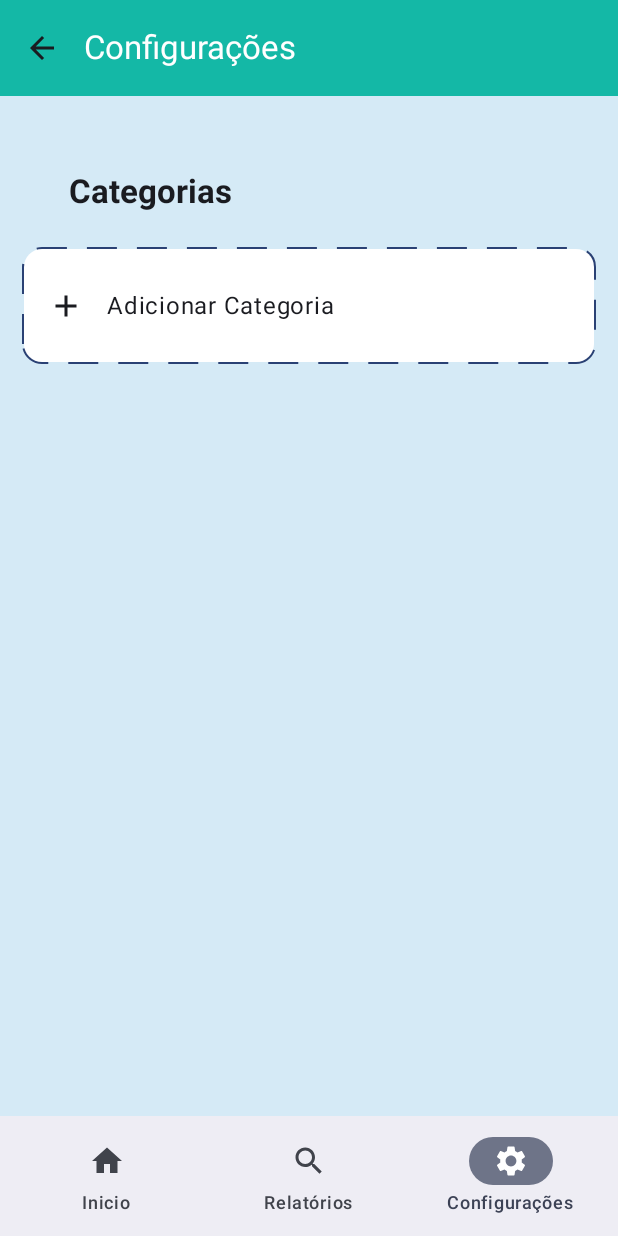
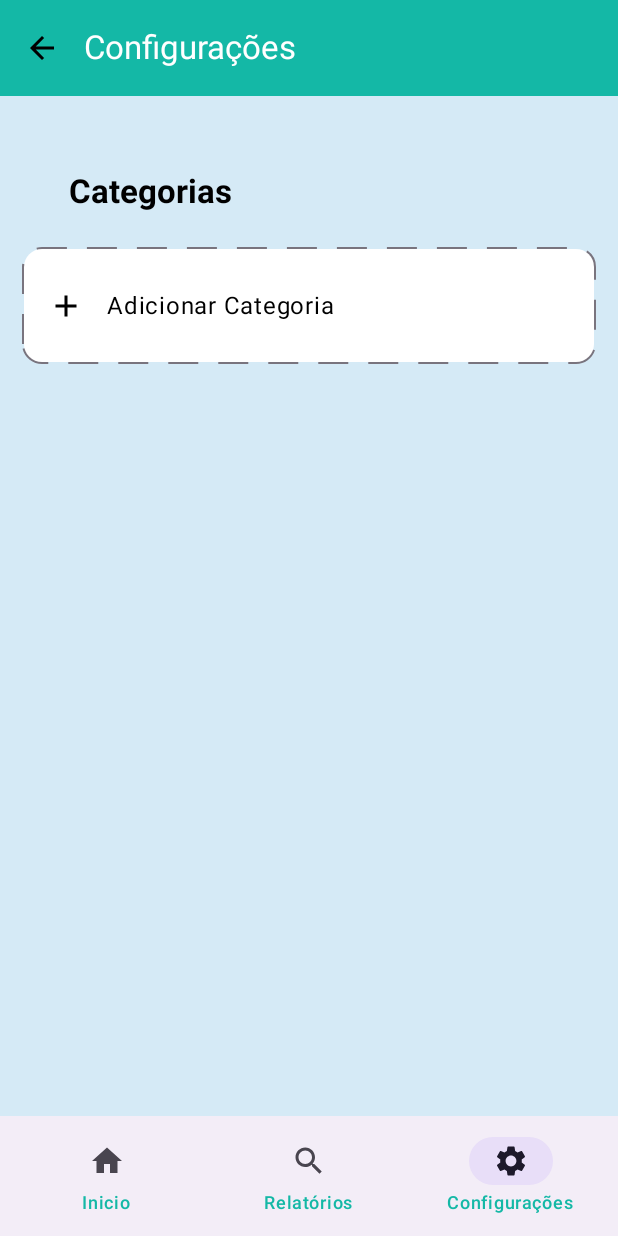
Before and after one commit to LeonardoLopes34/PDS-ulbra, an Android app built with Jetpack Compose: the screen it shows after launch (MainActivity), item 3 of the bottom bar chosen, on a phone screen of 412 x 824 dp. Run offline under Robolectric (Android 15) with nearby library versions, the phone set to English and light mode, and no system bars; our stand-ins replace Room's generated code.

Commit message:
melhorias ui
melhorias ui

```diff
--- a/app/app/src/main/java/com/example/controlegasto/presentation/components/PieChart.kt
+++ b/app/app/src/main/java/com/example/controlegasto/presentation/components/PieChart.kt
@@ -34,7 +34,6 @@ fun PieChart(
     modifier: Modifier = Modifier
 ) {
     if (data.isEmpty()) {
-
         return
     }
 
@@ -49,7 +48,7 @@ fun PieChart(
             y = (size.height - diameter) / 2f
         )
 
-        val strokeWidth = diameter * 0.2f
+        val strokeWidth = diameter * 0.15f
 
         var startAngle = -90f
         data.forEachIndexed { index, slice ->
@@ -89,6 +88,7 @@ fun ChartLegend(
                         .size(14.dp)
                         .clip(CircleShape)
                         .background(item.color)
+                        .padding(start = 8.dp)
                 )
                 Spacer(modifier = Modifier.width(8.dp))
                 val legendText = "${item.categoryName} (${String.format(Locale.getDefault(), "%.1f", item.percentage)}%) ${currencyFormatter.format(item.totalValue)}"
--- a/app/app/src/main/java/com/example/controlegasto/presentation/configuration/ConfigurationScreen.kt
+++ b/app/app/src/main/java/com/example/controlegasto/presentation/configuration/ConfigurationScreen.kt
@@ -57,9 +57,7 @@ fun ConfigurationScreen(
 ) {
     val uiState by viewModel.uiState.collectAsState()
     val categories by viewModel.categoryList.collectAsState()
-
-
-    val borderColor = MaterialTheme.colorScheme.surfaceTint
+    val borderColor = MaterialTheme.colorScheme.outline
 
     if(uiState.isAddCategoryDialogVisible) {
         CategoryAddDialog(
@@ -82,13 +80,13 @@ fun ConfigurationScreen(
     }
 
     Scaffold(
-        containerColor = LightBlue2,
+        containerColor = MaterialTheme.colorScheme.background,
         modifier = Modifier,
         topBar = {
             TopAppBar(
                 colors = TopAppBarDefaults.topAppBarColors(
-                    containerColor = TopBar,
-                    titleContentColor = MaterialTheme.colorScheme.onPrimaryContainer
+                    containerColor = MaterialTheme.colorScheme.primary,
+                    titleContentColor = MaterialTheme.colorScheme.onPrimary
                 ),
                 title = {Text("Configurações")},
                 navigationIcon = {
@@ -148,10 +146,12 @@ fun ConfigurationScreen(
                     ) {
                         Icon(
                             imageVector = Icons.Default.Add,
-                            contentDescription = "Icone para adicionar Categoria"
+                            contentDescription = "Icone para adicionar Categoria",
+                            tint = MaterialTheme.colorScheme.onSurface
                         )
                         Text(
-                            "Adicionar Categoria"
+                            "Adicionar Categoria",
+                            color = MaterialTheme.colorScheme.onSurface
                         )
                     }
                 }
--- a/app/app/src/main/java/com/example/controlegasto/presentation/home/HomeScreen.kt
+++ b/app/app/src/main/java/com/example/controlegasto/presentation/home/HomeScreen.kt
@@ -13,6 +13,8 @@ import androidx.compose.foundation.layout.Column
 import androidx.compose.foundation.layout.PaddingValues
 import androidx.compose.foundation.layout.Row
 import androidx.compose.foundation.layout.Spacer
+import androidx.compose.foundation.layout.aspectRatio
+import androidx.compose.foundation.layout.fillMaxHeight
 import androidx.compose.foundation.layout.fillMaxSize
 import androidx.compose.foundation.layout.fillMaxWidth
 import androidx.compose.foundation.layout.height
@@ -94,13 +96,13 @@ fun HomeScreen(
     }
 
     Scaffold(
-        containerColor = LightBlue2,
+        containerColor = MaterialTheme.colorScheme.background,
         modifier = modifier,
         topBar = {
             CenterAlignedTopAppBar(
                 colors = TopAppBarDefaults.topAppBarColors(
-                    containerColor = TopBar,
-                    titleContentColor = MaterialTheme.colorScheme.onPrimaryContainer
+                    containerColor = MaterialTheme.colorScheme.primary,
+                    titleContentColor = MaterialTheme.colorScheme.onPrimary
                 ),
                 title = { Text("Meu Bolso") }
             )
@@ -108,7 +110,8 @@ fun HomeScreen(
         floatingActionButton = {
             FloatingActionButton(
                 onClick = viewModel::onAddExpanseClicked,
-                containerColor = ButtonColor,
+                containerColor = MaterialTheme.colorScheme.primary,
+                contentColor = MaterialTheme.colorScheme.onPrimary,
                 modifier = Modifier.size(80.dp),
             ) {
                 Icon(
@@ -127,23 +130,27 @@ fun HomeScreen(
             ) {
                 Spacer(modifier = Modifier.height(24.dp))
 
+                // ring graph
                 Row(
                     modifier = Modifier
                         .fillMaxWidth()
                         .height(200.dp)
                         .padding(horizontal = 16.dp),
-                    verticalAlignment = Alignment.CenterVertically
+                    verticalAlignment = Alignment.CenterVertically,
+                    horizontalArrangement = Arrangement.SpaceBetween
                 ) {
                     Box(
-                        modifier = Modifier.weight(0.6f),
+                        modifier = Modifier
+                            .fillMaxHeight()
+                            .aspectRatio(1f),
                         contentAlignment = Alignment.Center
                     ) {
                         PieChart(
                             data = pieChartDataForToday,
-                            modifier = Modifier.fillMaxSize()
+                            modifier = Modifier.fillMaxSize().padding(start = 10.dp)
                         )
                         Column(horizontalAlignment = Alignment.CenterHorizontally) {
-                            Text("Total", style = MaterialTheme.typography.bodySmall)
+                            Text("Total")
                             Text(
                                 text = totalAmountForToday,
                                 style = MaterialTheme.typography.titleMedium,
@@ -154,7 +161,7 @@ fun HomeScreen(
                     Spacer(modifier = Modifier.width(16.dp))
                     ChartLegend(
                         data = pieChartDataForToday,
-                        modifier = Modifier.weight(0.4f)
+                        modifier = Modifier.padding(start = 16.dp)
                     )
                 }
                 Text(
--- a/app/app/src/main/java/com/example/controlegasto/presentation/navigation/MainApp.kt
+++ b/app/app/src/main/java/com/example/controlegasto/presentation/navigation/MainApp.kt
@@ -7,6 +7,7 @@ import androidx.compose.material.icons.filled.Search
 import androidx.compose.material.icons.filled.Settings
 import androidx.compose.material3.BottomAppBar
 import androidx.compose.material3.Icon
+import androidx.compose.material3.MaterialTheme
 import androidx.compose.material3.NavigationBarItem
 import androidx.compose.material3.Scaffold
 import androidx.compose.material3.Text
@@ -56,7 +57,7 @@ fun MainApp() {
                             }
                         },
                         icon = { Icon(imageVector = item.second, contentDescription = item.first) },
-                        label = { Text(text = item.first) }
+                        label = { Text(text = item.first, color = MaterialTheme.colorScheme.primary) }
                     )
                 }
             }
--- a/app/app/src/main/java/com/example/controlegasto/presentation/reports/ReportScreen.kt
+++ b/app/app/src/main/java/com/example/controlegasto/presentation/reports/ReportScreen.kt
@@ -13,6 +13,8 @@ import androidx.compose.foundation.layout.Column
 import androidx.compose.foundation.layout.PaddingValues
 import androidx.compose.foundation.layout.Row
 import androidx.compose.foundation.layout.Spacer
+import androidx.compose.foundation.layout.aspectRatio
+import androidx.compose.foundation.layout.fillMaxHeight
 import androidx.compose.foundation.layout.fillMaxSize
 import androidx.compose.foundation.layout.fillMaxWidth
 import androidx.compose.foundation.layout.height
@@ -122,13 +124,13 @@ fun ReportScreen(
 
 
     Scaffold(
-        containerColor = LightBlue2,
+        containerColor = MaterialTheme.colorScheme.background,
         modifier = Modifier,
         topBar = {
             TopAppBar(
                 colors = TopAppBarDefaults.topAppBarColors(
-                    containerColor = TopBar,
-                    titleContentColor = MaterialTheme.colorScheme.onPrimaryContainer
+                    containerColor = MaterialTheme.colorScheme.primary,
+                    titleContentColor = MaterialTheme.colorScheme.onPrimary
                 ),
                 title = { Text("Relatórios") },
                 navigationIcon = {
@@ -143,8 +145,8 @@ fun ReportScreen(
         },
         floatingActionButton = {
             FloatingActionButton(
-                containerColor = ButtonColor,
-
+                containerColor = MaterialTheme.colorScheme.primary,
+                contentColor = MaterialTheme.colorScheme.onPrimary,
                 onClick = viewModel::onOpenAIPrompt,
                 modifier = Modifier.size(80.dp),
             ) {
@@ -163,21 +165,25 @@ fun ReportScreen(
                 verticalArrangement = Arrangement.spacedBy(23.dp)
             ) {
                 Spacer(modifier = Modifier.height(24.dp))
+
+                // ring graph
                 Row(
                     modifier = Modifier
                         .fillMaxWidth()
                         .height(200.dp)
                         .padding(horizontal = 16.dp),
-                    verticalAlignment = Alignment.CenterVertically
+                    verticalAlignment = Alignment.CenterVertically,
+                    horizontalArrangement = Arrangement.SpaceBetween
                 ) {
                     Box(
-                        modifier = Modifier.weight(0.6f),
+                        modifier = Modifier
+                            .fillMaxHeight()
+                            .aspectRatio(1f),
                         contentAlignment = Alignment.Center
                     ) {
-
                         PieChart(
                             data = pieChartData,
-                            modifier = Modifier.fillMaxSize()
+                            modifier = Modifier.fillMaxSize().padding(start = 10.dp)
                         )
                         Column(horizontalAlignment = Alignment.CenterHorizontally) {
                             Text("Total")
@@ -198,11 +204,10 @@ fun ReportScreen(
                             }
                         }
                     }
-
                     Spacer(modifier = Modifier.width(16.dp))
                     ChartLegend(
                         data = pieChartData,
-                        modifier = Modifier.weight(0.4f)
+                        modifier = Modifier.padding(start = 16.dp)
                     )
                 }
                 Spacer(modifier = Modifier.height(1.dp))
--- a/app/app/src/main/java/com/example/controlegasto/presentation/theme/Color.kt
+++ b/app/app/src/main/java/com/example/controlegasto/presentation/theme/Color.kt
@@ -12,4 +12,3 @@ val Pink40 = Color(0xFF7D5260)
 val TopBar = Color(0xFF14B8A6)
 val LightBlue2 = Color(0xFFD5EAF6)
 val TextColorTotal = Color(0xFF2B1EE4)
-val ButtonColor = Color(0xFF0F766E)
--- a/app/app/src/main/java/com/example/controlegasto/presentation/theme/Theme.kt
+++ b/app/app/src/main/java/com/example/controlegasto/presentation/theme/Theme.kt
@@ -8,34 +8,38 @@ import androidx.compose.material3.dynamicDarkColorScheme
 import androidx.compose.material3.dynamicLightColorScheme
 import androidx.compose.material3.lightColorScheme
 import androidx.compose.runtime.Composable
+import androidx.compose.ui.graphics.Color
 import androidx.compose.ui.platform.LocalContext
 
+val TopBarColor = Color(0xFF14B8A6)
+val BackgroundLight = Color(0xFFD5EAF6)
+val ButtonColor = Color(0xFF0F766E)
+
+val DarkPrimary = Color(0xFF5EEAD4)
+val DarkBackground = Color(0xA8000000)
+
 private val DarkColorScheme = darkColorScheme(
-    primary = Purple80,
-    secondary = PurpleGrey80,
-    tertiary = Pink80
+    primary = DarkPrimary,
+    background = DarkBackground,
+    surface = DarkBackground,
+    onPrimary = Color.Black,
+    onBackground = Color(0xFFE2E8F0),
+    onSurface = Color.Black
 )
 
+// Paleta de Cores para o MODO CLARO
 private val LightColorScheme = lightColorScheme(
-    primary = Purple40,
-    secondary = PurpleGrey40,
-    tertiary = Pink40
-
-    /* Other default colors to override
-    background = Color(0xFFFFFBFE),
-    surface = Color(0xFFFFFBFE),
+    primary = TopBarColor,
+    background = BackgroundLight,
+    surface = Color.White,
     onPrimary = Color.White,
-    onSecondary = Color.White,
-    onTertiary = Color.White,
-    onBackground = Color(0xFF1C1B1F),
-    onSurface = Color(0xFF1C1B1F),
-    */
+    onBackground = Color.Black,
+    onSurface = Color.Black
 )
-
 @Composable
 fun ControleGastoTheme(
     darkTheme: Boolean = isSystemInDarkTheme(),
-    dynamicColor: Boolean = true,
+    dynamicColor: Boolean = false,
     content: @Composable () -> Unit
 ) {
     val colorScheme = when {
```
